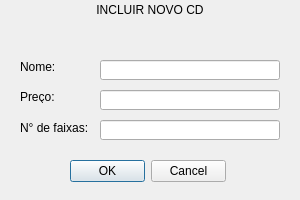
The window that PROJETO 3 - Interface Loja/InterfaceLoja/incluircd.ui (Msajt/Programacao-Avancada) describes before a commit, drawn with Qt 5.
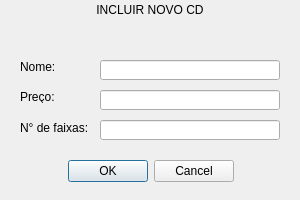
The same window after the commit.

Diff of the .ui file:
```diff
--- a/PROJETO 3 - Interface Loja/InterfaceLoja/incluircd.ui
+++ b/PROJETO 3 - Interface Loja/InterfaceLoja/incluircd.ui
@@ -101,15 +101,18 @@
   <widget class="QDialogButtonBox" name="buttonBox">
    <property name="geometry">
     <rect>
-     <x>70</x>
+     <x>0</x>
      <y>160</y>
-     <width>156</width>
+     <width>301</width>
      <height>23</height>
     </rect>
    </property>
    <property name="standardButtons">
     <set>QDialogButtonBox::Cancel|QDialogButtonBox::Ok</set>
    </property>
+   <property name="centerButtons">
+    <bool>true</bool>
+   </property>
   </widget>
  </widget>
  <resources/>
```
